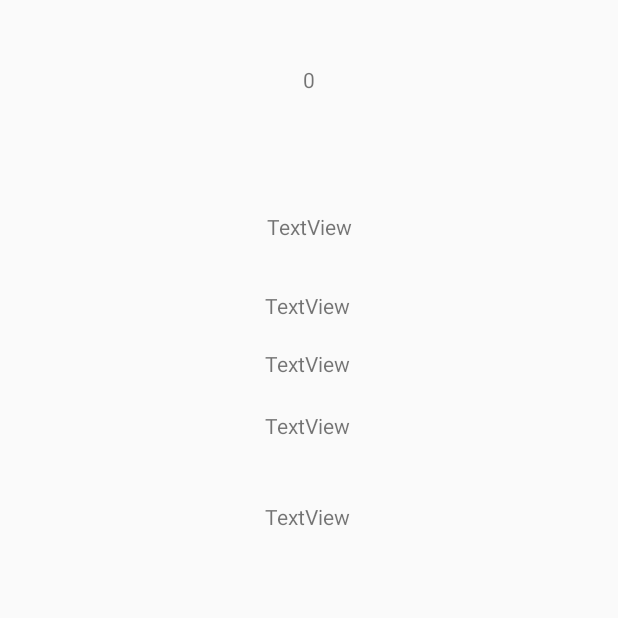
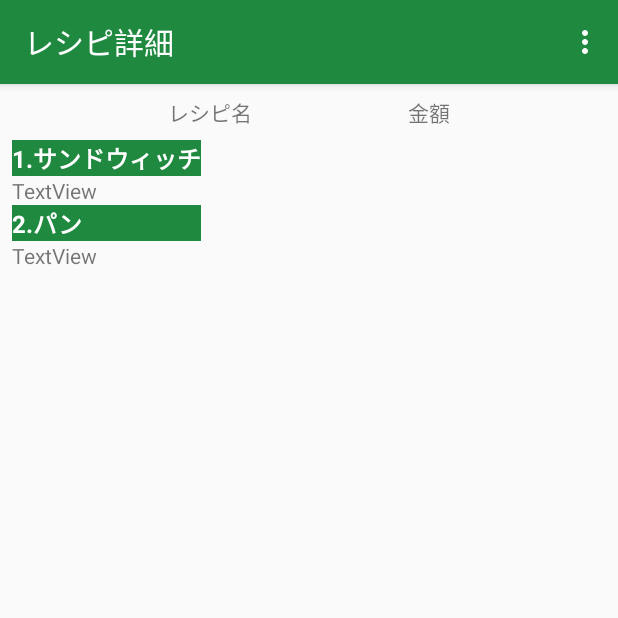
Before and after one commit to hammer0802/SubwaySimulator, an Android app: the RecipeResult screen opened directly, with no data from a screen before it, on a phone screen of 412 x 824 dp, the top half of it. Run offline under Robolectric (Android 15) with nearby library versions, the phone set to English and light mode, and no system bars.

Commit message:
RecipeResult画面のView(作成途中)

```diff
--- a/app/src/main/java/com/hammer/app/subwaysimulator/RecipeResult.kt
+++ b/app/src/main/java/com/hammer/app/subwaysimulator/RecipeResult.kt
@@ -1,37 +1,39 @@
 package com.hammer.app.subwaysimulator
 
-import android.app.Activity
-import android.content.Context
-import android.content.Intent
-import android.content.SharedPreferences
 import android.os.Bundle
-import android.os.TestLooperManager
-import android.widget.TextView
-import com.google.gson.Gson
-import com.google.gson.reflect.TypeToken
-import kotlinx.android.synthetic.main.recipe_result.*
+import android.support.design.widget.Snackbar
+import android.support.v7.app.AppCompatActivity
+import android.view.Menu
+import android.view.MenuItem
 
-class RecipeResult : Activity() {
-    private val preference: SharedPreferences by lazy { getSharedPreferences("recipe", Context.MODE_PRIVATE) }
-    val gson = Gson()
-    val intent2: Intent by lazy {this.intent}
-    val position: Int by lazy { intent2.getIntExtra("position",0) }
-    val key: String by lazy { intent2.getStringExtra("key") }
-    val recipe: Recipe by lazy { gson?.fromJson<Recipe>(preference!!.getString(key, ""), Recipe::class.java) ?: Recipe()}
+import kotlinx.android.synthetic.main.activity_recipe_result.*
 
-    public override fun onCreate(savedInstanceState: Bundle?) {
+class RecipeResult : AppCompatActivity() {
+
+    override fun onCreate(savedInstanceState: Bundle?) {
         super.onCreate(savedInstanceState)
-        setContentView(R.layout.recipe_result)
-
-        val name = findViewById<TextView>(R.id.name)
-        name.setText(recipe.name)
-        val price = findViewById<TextView>(R.id.price)
-        price.setText(recipe.price.toString())
-        val sandwich = findViewById<TextView>(R.id.sandwich)
-        sandwich.setText(recipe.sandwich)
-        val bread = findViewById<TextView>(R.id.bread)
-        bread.setText(recipe.bread)
-
+        setContentView(R.layout.activity_recipe_result)
+        setSupportActionBar(toolbar)
 
     }
+    override fun onCreateOptionsMenu(menu: Menu): Boolean {
+        // Inflate the menu; this adds items to the action bar if it is present.
+        menuInflater.inflate(R.menu.menu_recipe, menu)
+        return true
+    }
+
+    override fun onOptionsItemSelected(item: MenuItem): Boolean {
+        // Handle action bar item clicks here. The action bar will
+        // automatically handle clicks on the Home/Up button, so long
+        // as you specify a parent activity in AndroidManifest.xml.
+        return when (item.itemId) {
+            R.id.action_edit -> {
+                true
+            }
+            R.id.action_sns ->{
+                true
+            }
+            else -> super.onOptionsItemSelected(item)
+        }
+    }
 }
--- a/app/src/main/java/com/hammer/app/subwaysimulator/RecyclerAdaptor.kt
+++ b/app/src/main/java/com/hammer/app/subwaysimulator/RecyclerAdaptor.kt
@@ -35,8 +35,9 @@ class MyRecyclerAdapter(val activity:MainActivity):RecyclerView.Adapter<MyRecycl
     }
 
     override fun onBindViewHolder(holder: MyRecyclerViewHolder, position: Int) {
-        holder!!.v.findViewById<TextView>(R.id.recipe_name).text=list[position].name
-        holder!!.v.findViewById<TextView>(R.id.recipe_price).text=list[position].price.toString()
+        holder!!.v.findViewById<TextView>(R.id.recipe_name).setText(list[position].name)
+        holder!!.v.findViewById<TextView>(R.id.recipe_name).append("("+ list[position].sandwich + ")")
+
         holder.v.setOnClickListener{v ->
             val intent2= Intent(activity,RecipeResult::class.java)
             intent2.putExtra("position",position)
--- /dev/null
+++ b/app/src/main/res/layout/activity_recipe_result.xml
@@ -0,0 +1,25 @@
+<?xml version="1.0" encoding="utf-8"?>
+<android.support.design.widget.CoordinatorLayout xmlns:android="http://schemas.android.com/apk/res/android"
+    xmlns:app="http://schemas.android.com/apk/res-auto"
+    xmlns:tools="http://schemas.android.com/tools"
+    android:layout_width="match_parent"
+    android:layout_height="match_parent"
+    tools:context=".RecipeResult">
+
+    <android.support.design.widget.AppBarLayout
+        android:layout_width="match_parent"
+        android:layout_height="wrap_content"
+        android:theme="@style/AppTheme.AppBarOverlay">
+
+        <android.support.v7.widget.Toolbar
+            android:id="@+id/toolbar"
+            android:layout_width="match_parent"
+            android:layout_height="?attr/actionBarSize"
+            android:background="?attr/colorPrimary"
+            app:popupTheme="@style/AppTheme.PopupOverlay" />
+
+    </android.support.design.widget.AppBarLayout>
+
+    <include layout="@layout/content_recipe_result" />
+
+</android.support.design.widget.CoordinatorLayout>
--- /dev/null
+++ b/app/src/main/res/layout/content_recipe_result.xml
@@ -0,0 +1,106 @@
+<?xml version="1.0" encoding="utf-8"?>
+<android.support.constraint.ConstraintLayout xmlns:android="http://schemas.android.com/apk/res/android"
+    xmlns:app="http://schemas.android.com/apk/res-auto"
+    xmlns:tools="http://schemas.android.com/tools"
+    android:layout_width="match_parent"
+    android:layout_height="match_parent"
+    app:layout_behavior="@string/appbar_scrolling_view_behavior"
+    tools:context=".RecipeResult"
+    tools:layout_editor_absoluteY="81dp"
+    tools:showIn="@layout/activity_recipe_result">
+
+    <TextView
+        android:id="@+id/recipeName"
+        android:layout_width="wrap_content"
+        android:layout_height="wrap_content"
+        android:layout_marginEnd="8dp"
+        android:layout_marginStart="24dp"
+        android:layout_marginTop="8dp"
+        android:text="@string/recipe_name"
+        app:layout_constraintBottom_toTopOf="@+id/tableLayout3"
+        app:layout_constraintE_toStartOf="parent"
+        app:layout_constraintEnd_toStartOf="@+id/recipePrice"
+        app:layout_constraintStart_toStartOf="parent"
+        app:layout_constraintTop_toTopOf="parent" />
+
+    <TextView
+        android:id="@+id/recipePrice"
+        android:layout_width="wrap_content"
+        android:layout_height="wrap_content"
+        android:layout_marginBottom="8dp"
+        android:layout_marginEnd="24dp"
+        android:layout_marginStart="8dp"
+        android:layout_marginTop="8dp"
+        android:text="@string/recipe_price"
+        app:layout_constraintBottom_toTopOf="@+id/tableLayout3"
+        app:layout_constraintEnd_toEndOf="parent"
+        app:layout_constraintStart_toEndOf="@+id/recipeName"
+        app:layout_constraintTop_toTopOf="parent" />
+
+    <TableLayout
+        android:id="@+id/tableLayout3"
+        android:layout_width="wrap_content"
+        android:layout_height="0dp"
+        android:layout_marginBottom="8dp"
+        android:layout_marginStart="8dp"
+        android:layout_marginTop="8dp"
+        app:layout_constraintBottom_toBottomOf="parent"
+        app:layout_constraintStart_toStartOf="parent"
+        app:layout_constraintTop_toBottomOf="@+id/recipeName">
+
+        <TableRow
+            android:layout_width="match_parent"
+            android:layout_height="match_parent"
+            android:background="@color/colorPrimary">
+
+            <TextView
+                android:id="@+id/textView5"
+                android:layout_width="wrap_content"
+                android:layout_height="wrap_content"
+
+                android:text="@string/step1"
+                android:textColor="#FFFFFF"
+                android:textSize="16sp"
+                android:textStyle="bold" />
+        </TableRow>
+
+        <TableRow
+            android:layout_width="match_parent"
+            android:layout_height="match_parent">
+
+            <TextView
+                android:id="@+id/textView6"
+                android:layout_width="wrap_content"
+                android:layout_height="wrap_content"
+                android:text="TextView" />
+
+        </TableRow>
+
+        <TableRow
+            android:layout_width="match_parent"
+            android:layout_height="match_parent"
+            android:background="@color/colorPrimary">
+
+            <TextView
+                android:id="@+id/textView7"
+                android:layout_width="wrap_content"
+                android:layout_height="wrap_content"
+                android:text="@string/step2"
+                android:textColor="#FFFFFF"
+                android:textSize="16sp"
+                android:textStyle="bold" />
+        </TableRow>
+
+        <TableRow
+            android:layout_width="match_parent"
+            android:layout_height="match_parent">
+
+            <TextView
+                android:id="@+id/textView8"
+                android:layout_width="wrap_content"
+                android:layout_height="wrap_content"
+                android:text="TextView" />
+        </TableRow>
+    </TableLayout>
+
+</android.support.constraint.ConstraintLayout>
--- a/app/src/main/res/layout/list_recipe.xml
+++ b/app/src/main/res/layout/list_recipe.xml
@@ -16,26 +16,4 @@
         android:layout_marginTop="8dp"
         android:text="TextView"/>
 
-    <TextView
-        android:id="@+id/recipe_price"
-        android:layout_width="fill_parent"
-        android:layout_height="wrap_content"
-        android:layout_marginBottom="8dp"
-        android:layout_marginEnd="8dp"
-        android:layout_marginStart="8dp"
-        android:layout_marginTop="8dp"
-        android:gravity="right|end"
-        android:text="1" />
-
-    <TextView
-        android:id="@+id/recipe_yen"
-        android:layout_width="fill_parent"
-        android:layout_height="wrap_content"
-        android:layout_marginBottom="8dp"
-        android:layout_marginEnd="8dp"
-        android:layout_marginStart="8dp"
-        android:layout_marginTop="8dp"
-        android:gravity="right|end"
-        android:text="¥            " />
-
 </android.support.v7.widget.CardView>
--- a/app/src/main/res/layout/recipe_result.xml
+++ /dev/null
@@ -1,112 +0,0 @@
-<?xml version="1.0" encoding="utf-8"?>
-<android.support.constraint.ConstraintLayout xmlns:android="http://schemas.android.com/apk/res/android"
-    xmlns:app="http://schemas.android.com/apk/res-auto"
-    xmlns:tools="http://schemas.android.com/tools"
-    android:layout_width="match_parent"
-    android:layout_height="match_parent">
-
-    <TextView
-        android:id="@+id/name"
-        android:layout_width="wrap_content"
-        android:layout_height="wrap_content"
-        android:layout_marginBottom="8dp"
-        android:layout_marginEnd="8dp"
-        android:layout_marginStart="8dp"
-        android:layout_marginTop="8dp"
-        android:text="TextView"
-        app:layout_constraintBottom_toTopOf="@+id/price"
-        app:layout_constraintEnd_toEndOf="parent"
-        app:layout_constraintStart_toStartOf="parent"
-        app:layout_constraintTop_toTopOf="parent" />
-
-    <TextView
-        android:id="@+id/price"
-        android:layout_width="wrap_content"
-        android:layout_height="wrap_content"
-        android:layout_marginBottom="8dp"
-        android:layout_marginEnd="8dp"
-        android:layout_marginStart="8dp"
-        android:layout_marginTop="8dp"
-        android:text="TextView"
-        app:layout_constraintBottom_toTopOf="@+id/sandwich"
-        app:layout_constraintEnd_toEndOf="parent"
-        app:layout_constraintStart_toStartOf="parent"
-        app:layout_constraintTop_toBottomOf="@+id/name" />
-
-    <TextView
-        android:id="@+id/sandwich"
-        android:layout_width="wrap_content"
-        android:layout_height="wrap_content"
-        android:layout_marginBottom="8dp"
-        android:layout_marginEnd="8dp"
-        android:layout_marginStart="8dp"
-        android:layout_marginTop="8dp"
-        android:text="TextView"
-        app:layout_constraintBottom_toTopOf="@+id/bread"
-        app:layout_constraintEnd_toEndOf="parent"
-        app:layout_constraintStart_toStartOf="parent"
-        app:layout_constraintTop_toBottomOf="@+id/price" />
-
-    <TextView
-        android:id="@+id/bread"
-        android:layout_width="wrap_content"
-        android:layout_height="wrap_content"
-        android:layout_marginBottom="8dp"
-        android:layout_marginEnd="8dp"
-        android:layout_marginStart="8dp"
-        android:layout_marginTop="8dp"
-        android:text="TextView"
-        app:layout_constraintBottom_toTopOf="@+id/cheese"
-        app:layout_constraintEnd_toEndOf="parent"
-        app:layout_constraintStart_toStartOf="parent"
-        app:layout_constraintTop_toBottomOf="@+id/sandwich" />
-
-    <TextView
-        android:id="@+id/cheese"
-        android:layout_width="wrap_content"
-        android:layout_height="wrap_content"
-        android:layout_marginEnd="8dp"
-        android:layout_marginStart="8dp"
-        android:layout_marginTop="8dp"
-        android:text="TextView"
-        app:layout_constraintEnd_toEndOf="parent"
-        app:layout_constraintStart_toStartOf="parent"
-        app:layout_constraintTop_toBottomOf="@+id/bread" />
-
-    <TextView
-        android:id="@+id/cream"
-        android:layout_width="wrap_content"
-        android:layout_height="wrap_content"
-        android:layout_marginEnd="1dp"
-        android:layout_marginTop="33dp"
-        android:text="TextView"
-        app:layout_constraintEnd_toEndOf="@+id/cheese"
-        app:layout_constraintTop_toBottomOf="@+id/cheese" />
-
-    <TextView
-        android:id="@+id/mascar"
-        android:layout_width="wrap_content"
-        android:layout_height="wrap_content"
-        android:layout_marginTop="19dp"
-        android:text="TextView"
-        app:layout_constraintStart_toStartOf="@+id/cream"
-        app:layout_constraintTop_toBottomOf="@+id/cream" />
-
-    <TextView
-        android:id="@+id/egg"
-        android:layout_width="wrap_content"
-        android:layout_height="wrap_content"
-        android:layout_marginTop="22dp"
-        android:text="TextView"
-        app:layout_constraintStart_toStartOf="@+id/mascar"
-        app:layout_constraintTop_toBottomOf="@+id/mascar" />
-
-    <TextView
-        android:id="@+id/bacon"
-        android:layout_width="wrap_content"
-        android:layout_height="wrap_content"
-        android:layout_marginTop="41dp"
-        android:text="TextView"
-        app:layout_constraintStart_toStartOf="@+id/egg"
-        app:layout_constraintTop_toBottomOf="@+id/egg" />
-</android.support.constraint.ConstraintLayout>
--- /dev/null
+++ b/app/src/main/res/menu/menu_recipe.xml
@@ -0,0 +1,15 @@
+<?xml version="1.0" encoding="utf-8"?>
+<menu xmlns:android="http://schemas.android.com/apk/res/android"
+    xmlns:app="http://schemas.android.com/apk/res-auto">
+
+    <item
+        android:id="@+id/action_edit"
+        android:title="@string/action_edit"
+        android:orderInCategory="100"
+        app:showAsAction="never"/>
+    <item
+        android:id="@+id/action_sns"
+        android:title="@string/action_sns"
+        android:orderInCategory="100"
+        app:showAsAction="never"/>
+</menu>
--- a/app/src/main/res/values/strings.xml
+++ b/app/src/main/res/values/strings.xml
@@ -1,11 +1,11 @@
 <resources>
     <string name="app_name">SUBWAYシミュレーター</string>
     <string name="action_settings">チュートリアルを見る</string>
-    <string name="step1">1.サンドウィッチの種類</string>
-    <string name="step2">2.パンの種類</string>
-    <string name="step3">3.トッピングの追加</string>
-    <string name="step4">4.野菜の増減</string>
-    <string name="step5">5.ドレッシングの種類</string>
+    <string name="step1">1.サンドウィッチ</string>
+    <string name="step2">2.パン</string>
+    <string name="step3">3.トッピング</string>
+    <string name="step4">4.野菜</string>
+    <string name="step5">5.ドレッシング</string>
     <string name="lettuce">●レタス</string>
     <string name="tomato">●トマト</string>
     <string name="green_pepper">●ピーマン</string>
@@ -22,6 +22,11 @@
     <string name="toast">トーストする</string>
     <string name="skip">スキップする</string>
     <string name="done">完了</string>
+    <string name="title_activity_recipe_result">RecipeResult</string>
+    <string name="action_edit">レシピを編集する</string>
+    <string name="action_sns">SNSで共有する</string>
+    <string name="recipe_name">レシピ名</string>
+    <string name="recipe_price">金額</string>
 
 
 </resources>
```
Also changed, not shown: app/src/main/AndroidManifest.xml (+4 -4 lines).
